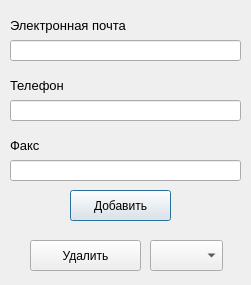
Old version of the form WorkshopWindow.ui in the repository EgLeVor/Course.
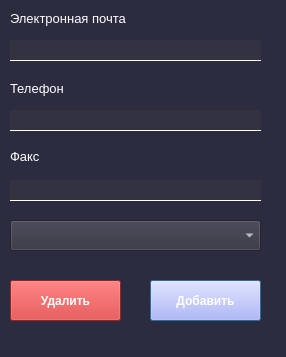
New version of the form.

What changed in the file:
```diff
--- a/WorkshopWindow.ui
+++ b/WorkshopWindow.ui
@@ -6,20 +6,59 @@
    <rect>
     <x>0</x>
     <y>0</y>
-    <width>251</width>
-    <height>285</height>
+    <width>286</width>
+    <height>357</height>
    </rect>
   </property>
   <property name="windowTitle">
    <string>Новая автомастерская</string>
   </property>
+  <property name="styleSheet">
+   <string notr="true">QWidget{
+	background-color: rgb(44, 44, 64);
+}
+QPushButton{
+	font: 75 9pt &quot;MS Shell Dlg 2&quot;;
+	background-color: rgb(170, 170, 255);
+	color: rgb(255, 255, 255);
+	font-weight: bold
+}
+QPushButton#delete_btn{
+	background-color: rgb(211, 47, 47);
+	font: 75 9pt &quot;MS Shell Dlg 2&quot;;
+	font-weight: bold
+
+}
+QLabel{
+	
+	color: rgb(255, 255, 255);
+}
+QLineEdit{
+	border: 1px solid rgb(255, 255, 255);
+	border-top-color: rgba(255, 255, 255, 0);
+	border-right-color: rgba(255, 255, 255, 0);
+	border-left-color: rgba(255, 255, 255, 0);
+	background-color: rgb(50, 50, 64);
+	color: rgb(255, 255, 255);
+}
+QLabel#inf_lbl{
+	font-weight: bold
+}
+QComboBox{
+	background-color: rgb(50, 50, 64);
+	color: rgb(255, 255, 255);
+}
+QTableWidget{
+	color:rgb(255, 255, 255);
+}</string>
+  </property>
   <widget class="QLabel" name="label">
    <property name="geometry">
     <rect>
      <x>10</x>
      <y>10</y>
-     <width>181</width>
-     <height>31</height>
+     <width>251</width>
+     <height>16</height>
     </rect>
    </property>
    <property name="font">
@@ -35,9 +74,9 @@
    <property name="geometry">
     <rect>
      <x>10</x>
-     <y>70</y>
-     <width>181</width>
-     <height>31</height>
+     <y>80</y>
+     <width>251</width>
+     <height>16</height>
     </rect>
    </property>
    <property name="font">
@@ -53,9 +92,9 @@
    <property name="geometry">
     <rect>
      <x>10</x>
-     <y>130</y>
-     <width>181</width>
-     <height>31</height>
+     <y>146</y>
+     <width>251</width>
+     <height>20</height>
     </rect>
    </property>
    <property name="font">
@@ -72,7 +111,7 @@
     <rect>
      <x>10</x>
      <y>40</y>
-     <width>231</width>
+     <width>251</width>
      <height>21</height>
     </rect>
    </property>
@@ -81,8 +120,8 @@
    <property name="geometry">
     <rect>
      <x>10</x>
-     <y>100</y>
-     <width>231</width>
+     <y>110</y>
+     <width>251</width>
      <height>21</height>
     </rect>
    </property>
@@ -91,8 +130,8 @@
    <property name="geometry">
     <rect>
      <x>10</x>
-     <y>160</y>
-     <width>231</width>
+     <y>180</y>
+     <width>251</width>
      <height>21</height>
     </rect>
    </property>
@@ -100,10 +139,10 @@
   <widget class="QPushButton" name="add_button">
    <property name="geometry">
     <rect>
-     <x>70</x>
-     <y>190</y>
-     <width>101</width>
-     <height>31</height>
+     <x>150</x>
+     <y>280</y>
+     <width>111</width>
+     <height>41</height>
     </rect>
    </property>
    <property name="text">
@@ -113,10 +152,10 @@
   <widget class="QPushButton" name="delete_btn">
    <property name="geometry">
     <rect>
-     <x>30</x>
-     <y>240</y>
+     <x>10</x>
+     <y>280</y>
      <width>111</width>
-     <height>31</height>
+     <height>41</height>
     </rect>
    </property>
    <property name="text">
@@ -126,9 +165,9 @@
   <widget class="QComboBox" name="workshop_box">
    <property name="geometry">
     <rect>
-     <x>150</x>
-     <y>240</y>
-     <width>73</width>
+     <x>10</x>
+     <y>220</y>
+     <width>251</width>
      <height>31</height>
     </rect>
    </property>
```
